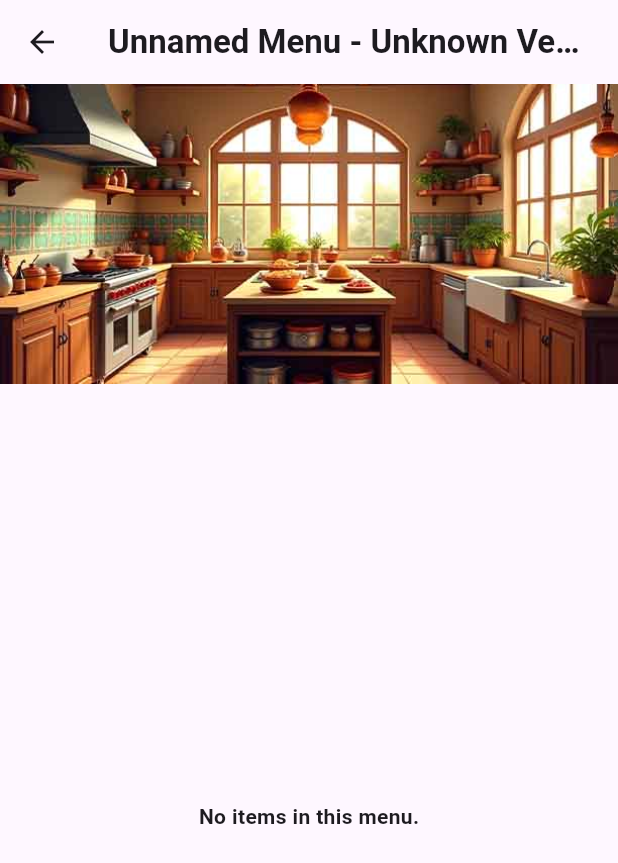
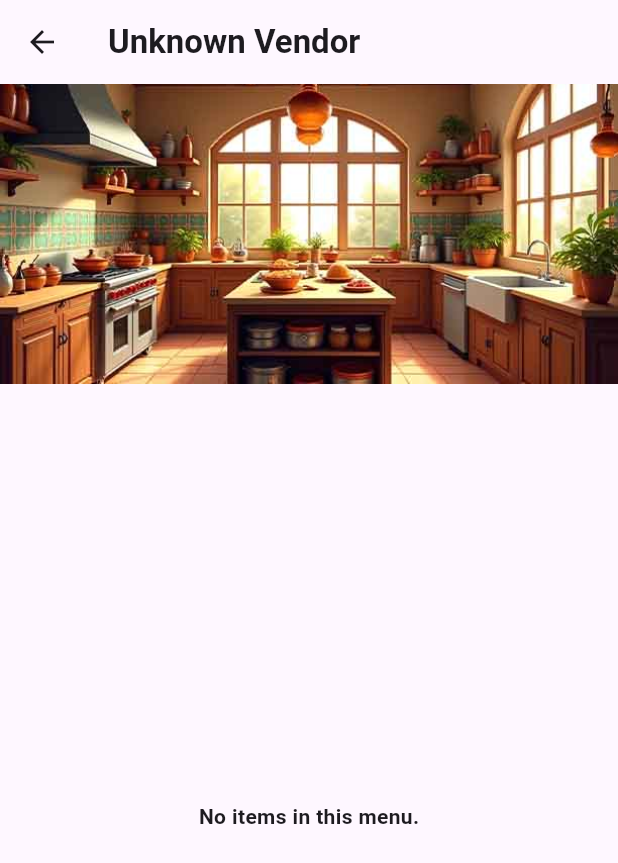
Before and after one commit to nancysherif1/myrecipe-flutter, a Flutter app: the MenuDetailsScreen screen opened by its route, on a phone screen of 412 x 824 dp. Shown: the top 863 px of the screen. Run offline on Flutter 3.47's test engine with Material 3 defaults, Android fonts, the phone set to English and light mode, and no system bars; our stand-ins replace shared_preferences; accounts and stored records are empty.

Commit message:
remove menu name from menu details

```diff
--- a/lib/screens/menu_details_screen.dart
+++ b/lib/screens/menu_details_screen.dart
@@ -60,12 +60,12 @@ class MenuDetailsScreen extends StatelessWidget {
     final args = ModalRoute.of(context)?.settings.arguments as Map<String, dynamic>?;
     final String vendorName = args?['vendorName'] ?? 'Unknown Vendor';
     final Map<String, dynamic> menu = args?['menu'] ?? {};
-    final String menuName = menu['menuName'] ?? 'Unnamed Menu';
+    // final String menuName = menu['menuName'] ?? 'Unnamed Menu';
     final List<dynamic> items = menu['items'] ?? [];
 
     return Scaffold(
       appBar: AppBar(
-        title: Text('$menuName - $vendorName'),
+        title: Text('$vendorName'),
         leading: const BackButton(),
       ),
       body: Column(
```
